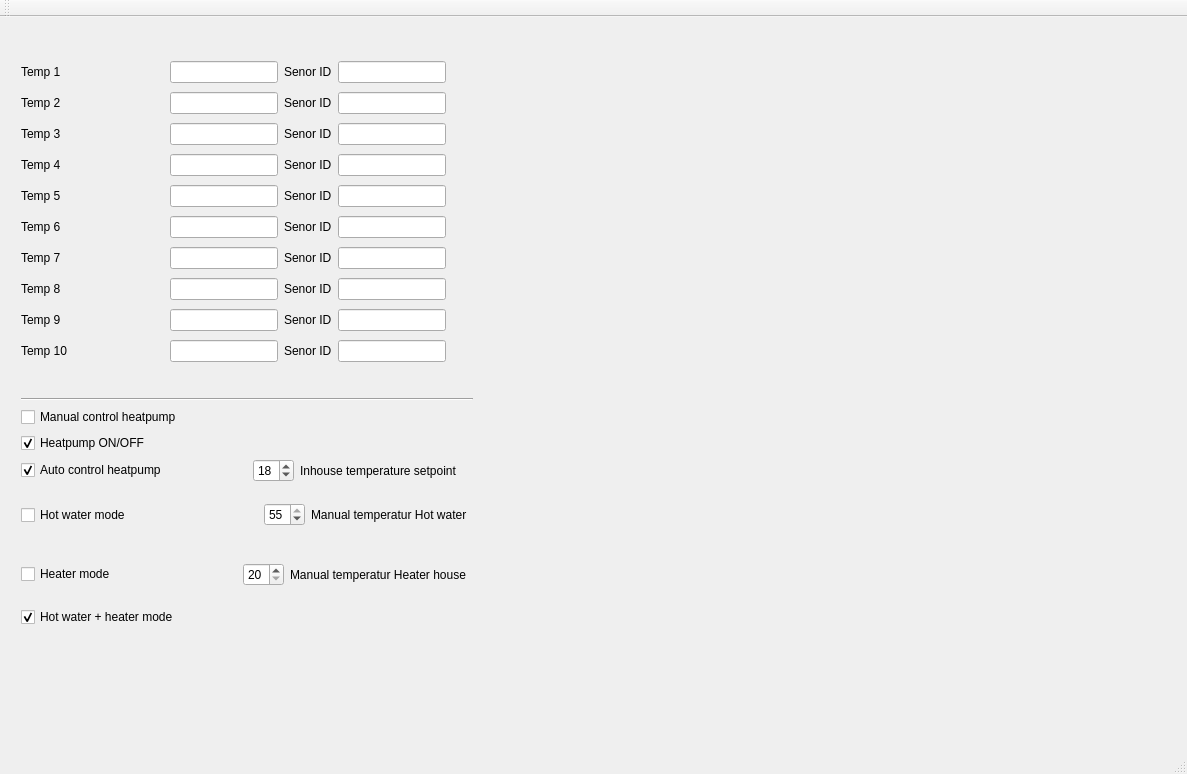
Qt form mainwindow.ui (ollewelin/Raspberry-pi-QT-GUI-with-DS18B20-temperature-sensor-and-PID-controller) before a commit.
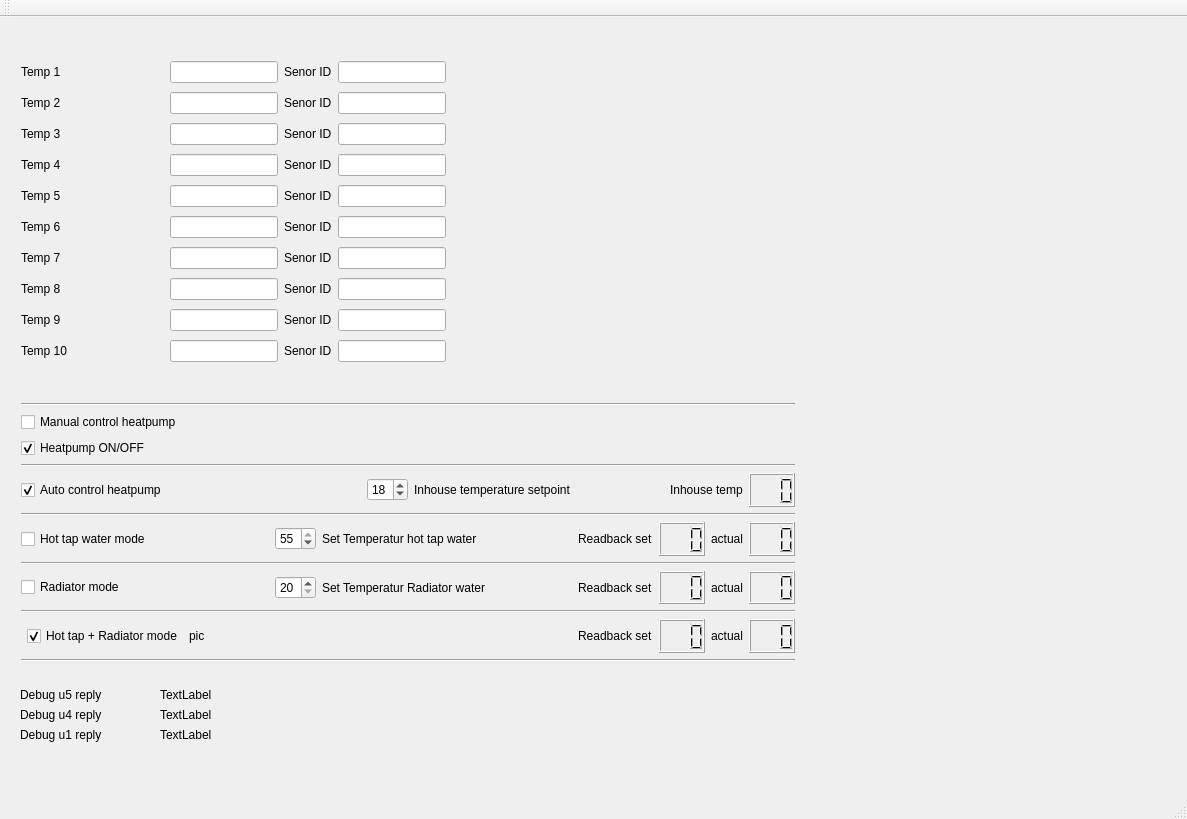
The same form after that commit.

```diff
--- a/mainwindow.ui
+++ b/mainwindow.ui
@@ -7,7 +7,7 @@
     <x>0</x>
     <y>0</y>
     <width>1187</width>
-    <height>774</height>
+    <height>819</height>
    </rect>
   </property>
   <property name="windowTitle">
@@ -396,27 +396,101 @@
      </item>
     </layout>
    </widget>
+   <widget class="QLabel" name="label_31">
+    <property name="geometry">
+     <rect>
+      <x>20</x>
+      <y>670</y>
+      <width>151</width>
+      <height>16</height>
+     </rect>
+    </property>
+    <property name="text">
+     <string>Debug u5 reply</string>
+    </property>
+   </widget>
+   <widget class="QLabel" name="label_32">
+    <property name="geometry">
+     <rect>
+      <x>160</x>
+      <y>670</y>
+      <width>59</width>
+      <height>15</height>
+     </rect>
+    </property>
+    <property name="text">
+     <string>TextLabel</string>
+    </property>
+   </widget>
+   <widget class="QLabel" name="label_33">
+    <property name="geometry">
+     <rect>
+      <x>20</x>
+      <y>690</y>
+      <width>151</width>
+      <height>16</height>
+     </rect>
+    </property>
+    <property name="text">
+     <string>Debug u4 reply</string>
+    </property>
+   </widget>
+   <widget class="QLabel" name="label_34">
+    <property name="geometry">
+     <rect>
+      <x>160</x>
+      <y>690</y>
+      <width>59</width>
+      <height>15</height>
+     </rect>
+    </property>
+    <property name="text">
+     <string>TextLabel</string>
+    </property>
+   </widget>
+   <widget class="QLabel" name="label_35">
+    <property name="geometry">
+     <rect>
+      <x>20</x>
+      <y>710</y>
+      <width>151</width>
+      <height>16</height>
+     </rect>
+    </property>
+    <property name="text">
+     <string>Debug u1 reply</string>
+    </property>
+   </widget>
+   <widget class="QLabel" name="label_36">
+    <property name="geometry">
+     <rect>
+      <x>160</x>
+      <y>710</y>
+      <width>131</width>
+      <height>16</height>
+     </rect>
+    </property>
+    <property name="text">
+     <string>TextLabel</string>
+    </property>
+   </widget>
    <widget class="QWidget" name="">
     <property name="geometry">
      <rect>
       <x>10</x>
-      <y>370</y>
-      <width>474</width>
-      <height>251</height>
+      <y>375</y>
+      <width>796</width>
+      <height>281</height>
      </rect>
     </property>
-    <layout class="QVBoxLayout" name="verticalLayout_3">
-     <item>
-      <widget class="Line" name="line">
-       <property name="orientation">
-        <enum>Qt::Horizontal</enum>
-       </property>
-      </widget>
-     </item>
-     <item>
       <layout class="QVBoxLayout" name="verticalLayout_2">
        <item>
-        <layout class="QHBoxLayout" name="horizontalLayout_11">
+      <widget class="Line" name="line">
+       <property name="orientation">
+        <enum>Qt::Horizontal</enum>
+       </property>
+      </widget>
+     </item>
          <item>
           <widget class="QCheckBox" name="checkBox_manual">
            <property name="text">
@@ -424,8 +498,6 @@
            </property>
           </widget>
          </item>
-        </layout>
-       </item>
        <item>
         <widget class="QCheckBox" name="checkBox_on_off">
          <property name="text">
@@ -437,9 +509,24 @@
         </widget>
        </item>
        <item>
-        <layout class="QHBoxLayout" name="horizontalLayout_12">
+      <widget class="Line" name="line_2">
+       <property name="orientation">
+        <enum>Qt::Horizontal</enum>
+       </property>
+      </widget>
+     </item>
+     <item>
+      <layout class="QHBoxLayout" name="horizontalLayout_16">
+       <item>
+        <layout class="QHBoxLayout" name="horizontalLayout_11">
          <item>
           <widget class="QCheckBox" name="checkBox_auto">
+           <property name="minimumSize">
+            <size>
+             <width>200</width>
+             <height>0</height>
+            </size>
+           </property>
            <property name="text">
             <string>Auto control heatpump</string>
            </property>
@@ -476,6 +563,12 @@
          </item>
          <item>
           <widget class="QLabel" name="label_22">
+           <property name="minimumSize">
+            <size>
+             <width>250</width>
+             <height>0</height>
+            </size>
+           </property>
            <property name="text">
             <string>Inhouse temperature setpoint     </string>
            </property>
@@ -483,14 +576,43 @@
          </item>
         </layout>
        </item>
+       <item>
+        <widget class="QLabel" name="label_30">
+         <property name="text">
+          <string>Inhouse temp</string>
+         </property>
+        </widget>
+       </item>
+       <item>
+        <widget class="QLCDNumber" name="lcdNumber_inhouse_temp">
+         <property name="digitCount">
+          <number>3</number>
+         </property>
+        </widget>
+       </item>
       </layout>
      </item>
      <item>
-      <layout class="QHBoxLayout" name="horizontalLayout_13">
+      <widget class="Line" name="line_3">
+       <property name="orientation">
+        <enum>Qt::Horizontal</enum>
+       </property>
+      </widget>
+     </item>
+     <item>
+      <layout class="QHBoxLayout" name="horizontalLayout_14">
+       <item>
+        <layout class="QHBoxLayout" name="horizontalLayout_12">
        <item>
         <widget class="QCheckBox" name="checkBox_hotwater_mode">
+           <property name="minimumSize">
+            <size>
+             <width>200</width>
+             <height>0</height>
+            </size>
+           </property>
          <property name="text">
-          <string>Hot water mode</string>
+            <string>Hot tap water mode</string>
          </property>
         </widget>
        </item>
@@ -522,19 +644,70 @@
        </item>
        <item>
         <widget class="QLabel" name="label_21">
+           <property name="minimumSize">
+            <size>
+             <width>250</width>
+             <height>0</height>
+            </size>
+           </property>
          <property name="text">
-          <string>Manual temperatur Hot water  </string>
+            <string>Set Temperatur hot tap water  </string>
          </property>
         </widget>
        </item>
       </layout>
      </item>
      <item>
-      <layout class="QHBoxLayout" name="horizontalLayout_14">
+        <widget class="QLabel" name="label_24">
+         <property name="text">
+          <string>Readback set</string>
+         </property>
+        </widget>
+       </item>
+       <item>
+        <widget class="QLCDNumber" name="lcdNumber_hotwater_cmd">
+         <property name="digitCount">
+          <number>3</number>
+         </property>
+        </widget>
+       </item>
+       <item>
+        <widget class="QLabel" name="label_27">
+         <property name="text">
+          <string>actual</string>
+         </property>
+        </widget>
+       </item>
+       <item>
+        <widget class="QLCDNumber" name="lcdNumber_hotwater_actual">
+         <property name="digitCount">
+          <number>3</number>
+         </property>
+        </widget>
+       </item>
+      </layout>
+     </item>
+     <item>
+      <widget class="Line" name="line_4">
+       <property name="orientation">
+        <enum>Qt::Horizontal</enum>
+       </property>
+      </widget>
+     </item>
+     <item>
+      <layout class="QHBoxLayout" name="horizontalLayout_15">
+       <item>
+        <layout class="QHBoxLayout" name="horizontalLayout_13">
        <item>
         <widget class="QCheckBox" name="checkBox_heater_mode">
+           <property name="minimumSize">
+            <size>
+             <width>200</width>
+             <height>0</height>
+            </size>
+           </property>
          <property name="text">
-          <string>Heater mode</string>
+            <string>Radiator mode</string>
          </property>
         </widget>
        </item>
@@ -563,20 +736,129 @@
        </item>
        <item>
         <widget class="QLabel" name="label_23">
+           <property name="minimumSize">
+            <size>
+             <width>250</width>
+             <height>0</height>
+            </size>
+           </property>
          <property name="text">
-          <string>Manual temperatur Heater house  </string>
+            <string>Set Temperatur Radiator water  </string>
          </property>
         </widget>
        </item>
       </layout>
+       </item>
+       <item>
+        <widget class="QLabel" name="label_25">
+         <property name="text">
+          <string>Readback set</string>
+         </property>
+        </widget>
+       </item>
+       <item>
+        <widget class="QLCDNumber" name="lcdnumber_hot_cmd">
+         <property name="digitCount">
+          <number>3</number>
+         </property>
+        </widget>
+       </item>
+       <item>
+        <widget class="QLabel" name="label_26">
+         <property name="text">
+          <string>actual</string>
+         </property>
+        </widget>
+       </item>
+       <item>
+        <widget class="QLCDNumber" name="lcdnumber_hot_actual">
+         <property name="digitCount">
+          <number>3</number>
+         </property>
+        </widget>
+       </item>
+      </layout>
+     </item>
+     <item>
+      <widget class="Line" name="line_7">
+       <property name="orientation">
+        <enum>Qt::Horizontal</enum>
+       </property>
+      </widget>
+     </item>
+     <item>
+      <layout class="QHBoxLayout" name="horizontalLayout_17">
+       <item>
+        <widget class="Line" name="line_5">
+         <property name="orientation">
+          <enum>Qt::Horizontal</enum>
+         </property>
+        </widget>
      </item>
      <item>
       <widget class="QCheckBox" name="checkBox_hotwater_and_heater_mode">
        <property name="text">
-        <string>Hot water + heater mode</string>
+          <string>Hot tap + Radiator mode</string>
        </property>
        <property name="checked">
         <bool>true</bool>
+         </property>
+        </widget>
+       </item>
+       <item>
+        <widget class="QLabel" name="label_pic">
+         <property name="text">
+          <string>pic</string>
+         </property>
+        </widget>
+       </item>
+       <item>
+        <spacer name="horizontalSpacer_15">
+         <property name="orientation">
+          <enum>Qt::Horizontal</enum>
+         </property>
+         <property name="sizeHint" stdset="0">
+          <size>
+           <width>40</width>
+           <height>20</height>
+          </size>
+         </property>
+        </spacer>
+       </item>
+       <item>
+        <widget class="QLabel" name="label_29">
+         <property name="text">
+          <string>Readback set</string>
+         </property>
+        </widget>
+       </item>
+       <item>
+        <widget class="QLCDNumber" name="lcdnumber_both_cmd_2">
+         <property name="digitCount">
+          <number>3</number>
+         </property>
+        </widget>
+       </item>
+       <item>
+        <widget class="QLabel" name="label_28">
+         <property name="text">
+          <string>actual</string>
+         </property>
+        </widget>
+       </item>
+       <item>
+        <widget class="QLCDNumber" name="lcdnumber_both_actual_2">
+         <property name="digitCount">
+          <number>3</number>
+         </property>
+        </widget>
+       </item>
+      </layout>
+     </item>
+     <item>
+      <widget class="Line" name="line_6">
+       <property name="orientation">
+        <enum>Qt::Horizontal</enum>
        </property>
       </widget>
      </item>
```
Lines whose indentation alone changed are shown as unchanged.
